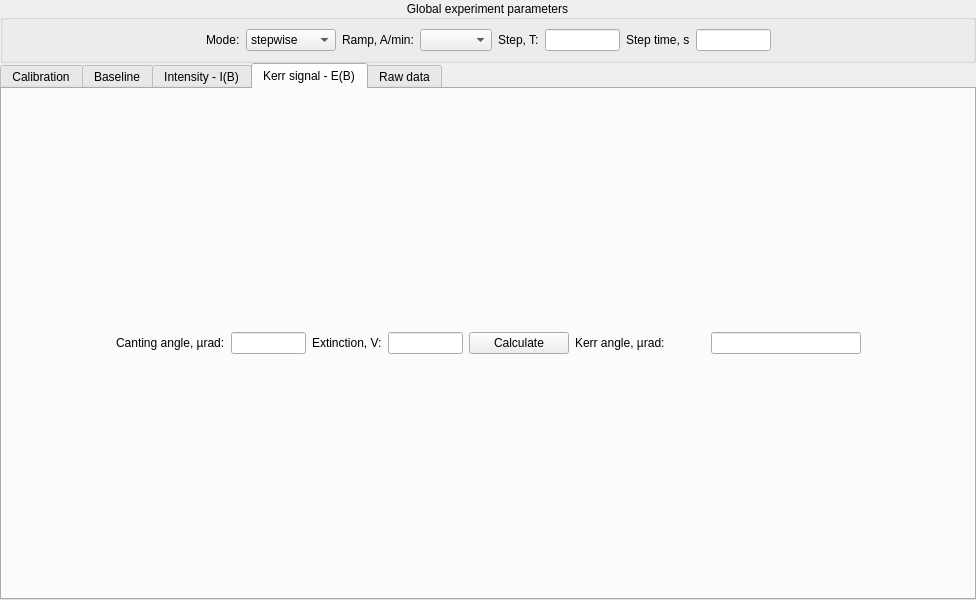
Qt form nicos_jcns/moke01/gui/mokepanel.ui (mlz-ictrl/nicos) before a commit.
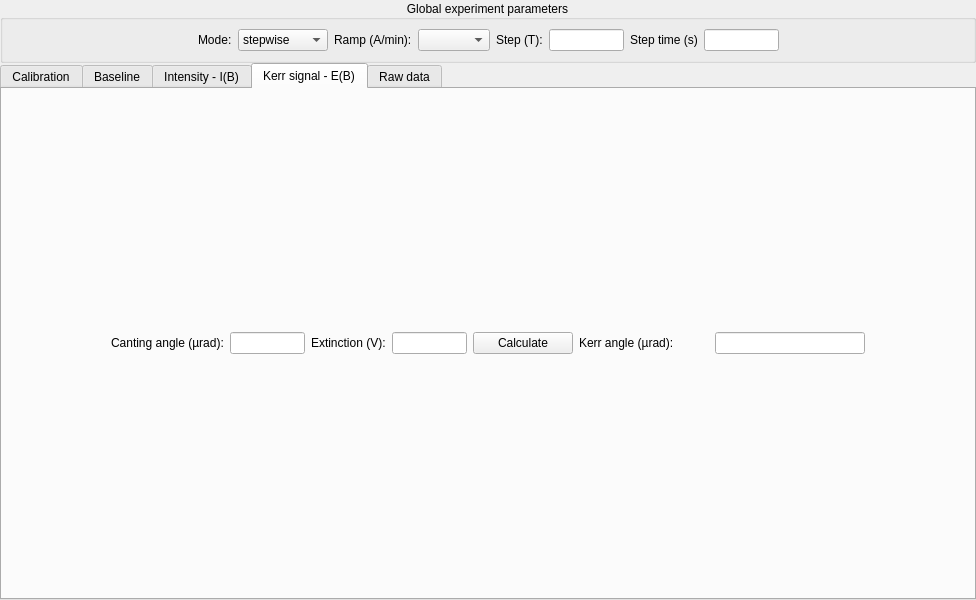
The same form after that commit. The open tabs and pages were chosen to show the change.

Diff of the .ui file:
```diff
--- a/nicos_jcns/moke01/gui/mokepanel.ui
+++ b/nicos_jcns/moke01/gui/mokepanel.ui
@@ -80,7 +80,7 @@
          </sizepolicy>
         </property>
         <property name="text">
-         <string>Step, T:</string>
+         <string>Step (T):</string>
         </property>
        </widget>
       </item>
@@ -119,14 +119,14 @@
       <item row="0" column="3">
        <widget class="QLabel" name="lbl_ramp">
         <property name="text">
-         <string>Ramp, A/min:</string>
+         <string>Ramp (A/min):</string>
         </property>
        </widget>
       </item>
       <item row="0" column="7">
        <widget class="QLabel" name="lbl_steptime">
         <property name="text">
-         <string>Step time, s</string>
+         <string>Step time (s)</string>
         </property>
        </widget>
       </item>
@@ -862,7 +862,7 @@
             </size>
            </property>
            <property name="text">
-            <string>Canting angle, µrad:</string>
+            <string>Canting angle (µrad):</string>
            </property>
           </widget>
          </item>
@@ -897,7 +897,7 @@
             </size>
            </property>
            <property name="text">
-            <string>Kerr angle, µrad:</string>
+            <string>Kerr angle (µrad):</string>
            </property>
           </widget>
          </item>
@@ -976,7 +976,7 @@
             </size>
            </property>
            <property name="text">
-            <string>Extinction, V:</string>
+            <string>Extinction (V):</string>
            </property>
           </widget>
          </item>
```
Left out of the diff: 6 changed lines with no effect on the pictures.
